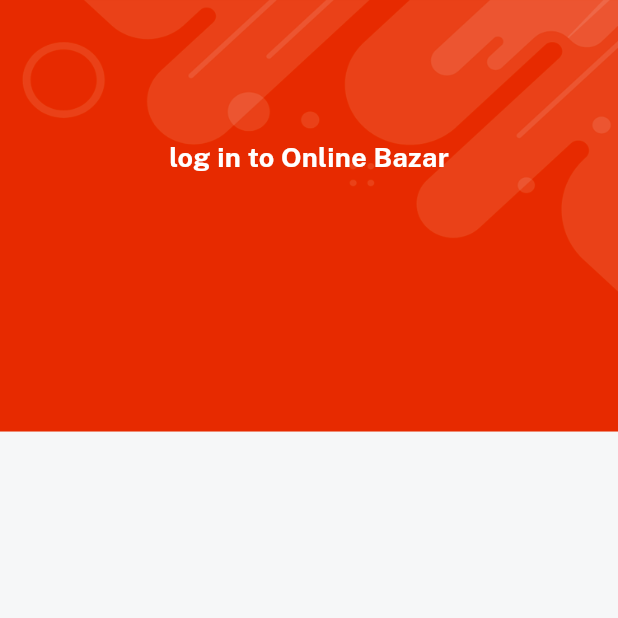
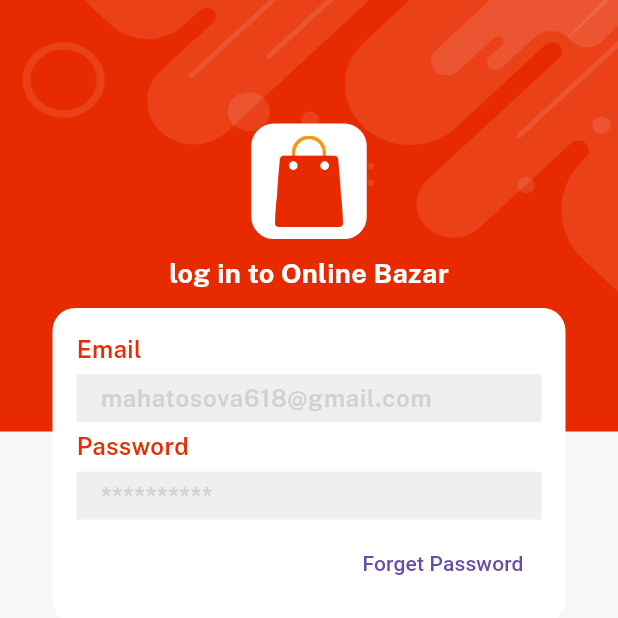
Before and after one commit to sovaamahato/Online-Bazar, a Flutter app: the screen it shows after launch, on a phone screen of 412 x 824 dp, the top half of it. Run offline on Flutter 3.47's test engine with Material 3 defaults, Android fonts, the phone set to English and light mode, and no system bars; our stand-ins replace get, velocity_x.

Commit message:
working on login screen

```diff
--- a/lib/auth/login_screen.dart
+++ b/lib/auth/login_screen.dart
@@ -1,20 +1,24 @@
 import 'package:flutter/material.dart';
+import 'package:get/get_connect/http/src/utils/utils.dart';
 import 'package:online_bazar/consts/consts.dart';
 import 'package:online_bazar/widgets/bg_widget.dart';
+import 'package:online_bazar/widgets/custom_textfield.dart';
+
+import '../widgets/app_logo_widget.dart';
 
 class LoginScreen extends StatelessWidget {
   //const LoginScreen({super.key});
+  TextEditingController emailController = TextEditingController();
 
   @override
   Widget build(BuildContext context) {
-    return bgWiddget(
-
-         Container(
+    return bgWiddget(Container(
       child: Center(
           child: Column(
         children: [
           (context.screenHeight * 0.1).heightBox,
           //applogo wodget(its remaining to create)
+          appLogoWidget(),
 
           //space
           10.heightBox,
@@ -26,9 +30,21 @@ class LoginScreen extends StatelessWidget {
           10.heightBox,
 
           //login wala container here---------------
+          Column(
+            children: [
+              CustomTextField(title: "Email", hint: "mahatosova618@gmail.com"),
+              CustomTextField(title: "Password", hint: "**********"),
+              Align(alignment: Alignment.centerRight,child: TextButton(onPressed: (){}, child: "Forget Password".text.make())),
+            ],
+          )
+              .box
+              .white
+              .rounded
+              .padding(EdgeInsets.all(16))
+              .width(context.screenWidth - 70)
+              .make(),
         ],
       )),
-      )
-    );
+    ));
   }
 }
--- /dev/null
+++ b/lib/widgets/custom_textfield.dart
@@ -0,0 +1,26 @@
+import "package:flutter/material.dart";
+import 'package:online_bazar/consts/consts.dart';
+
+Widget CustomTextField({String? title, String? hint, controller}) {
+  return Column(
+    crossAxisAlignment: CrossAxisAlignment.start,
+    children: [
+      title!.text.fontFamily(semibold).color(redColor).size(16).make(),
+      5.heightBox,
+      TextFormField(
+        //controller: controller,
+        decoration: InputDecoration(
+            hintText: hint,
+            hintStyle:
+                const TextStyle(color: textfieldGrey, fontFamily: semibold),
+            isDense: true,
+            fillColor: lightGrey,
+            filled: true,
+            border: InputBorder.none,
+            focusedBorder: const OutlineInputBorder(
+                borderSide: BorderSide(color: redColor))),
+      ),
+      5.heightBox,
+    ],
+  );
+}
```
Lines whose indentation alone changed are shown as unchanged.
